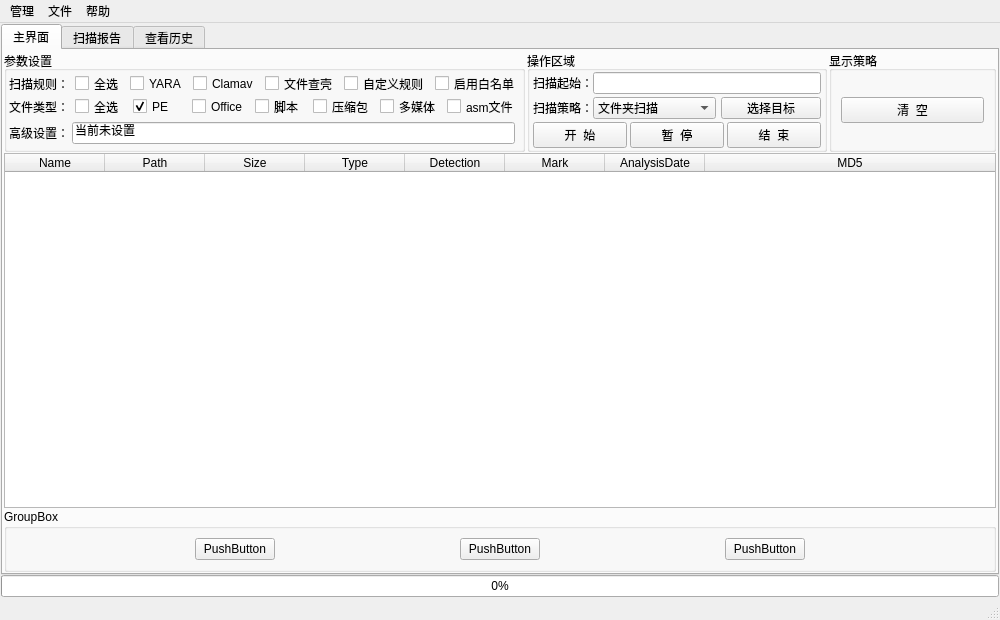
Qt form uissma/UILib/MS_MainWindow.ui (zengrx/S.M.A.R.T) before a commit.
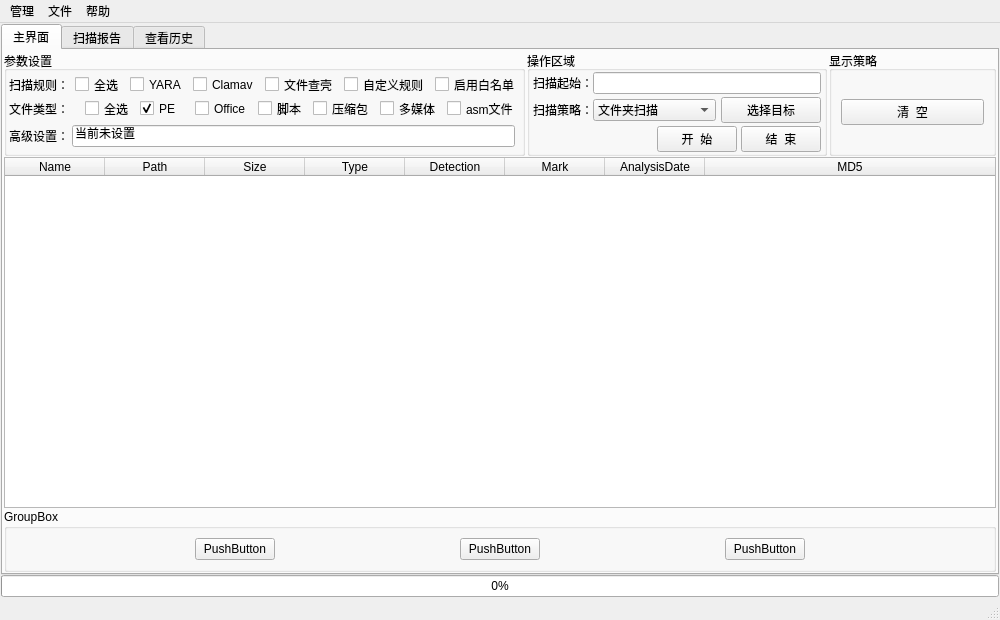
The same form after that commit.

What changed in the file:
```diff
--- a/uissma/UILib/MS_MainWindow.ui
+++ b/uissma/UILib/MS_MainWindow.ui
@@ -60,7 +60,7 @@
              <number>1</number>
             </property>
             <item>
-             <layout class="QHBoxLayout" name="horizontalLayout_9">
+             <layout class="QHBoxLayout" name="horizontalLayout_9" stretch="6,2,2">
               <property name="spacing">
                <number>2</number>
               </property>
@@ -92,7 +92,7 @@
                   <number>1</number>
                  </property>
                  <item>
-                  <layout class="QHBoxLayout" name="horizontalLayout_7">
+                  <layout class="QHBoxLayout" name="horizontalLayout_7" stretch="2,1,1,1,1,1,1">
                    <property name="spacing">
                     <number>6</number>
                    </property>
@@ -205,7 +205,7 @@
                   </layout>
                  </item>
                  <item>
-                  <layout class="QHBoxLayout" name="horizontalLayout_6">
+                  <layout class="QHBoxLayout" name="horizontalLayout_6" stretch="2,1,1,1,1,1,1,1">
                    <property name="spacing">
                     <number>6</number>
                    </property>
@@ -254,7 +254,7 @@
                     <widget class="QCheckBox" name="CBTypePE">
                      <property name="maximumSize">
                       <size>
-                       <width>60</width>
+                       <width>50</width>
                        <height>15</height>
                       </size>
                      </property>
@@ -388,7 +388,7 @@
                 </property>
                 <property name="maximumSize">
                  <size>
-                  <width>700</width>
+                  <width>16777215</width>
                   <height>200</height>
                  </size>
                 </property>
@@ -461,6 +461,12 @@
                    </item>
                    <item>
                     <widget class="QComboBox" name="comboBox">
+                     <property name="minimumSize">
+                      <size>
+                       <width>0</width>
+                       <height>21</height>
+                      </size>
+                     </property>
                      <item>
                       <property name="text">
                        <string>文件夹扫描</string>
@@ -499,7 +505,7 @@
                      <property name="maximumSize">
                       <size>
                        <width>100</width>
-                       <height>22</height>
+                       <height>16777215</height>
                       </size>
                      </property>
                      <property name="text">
@@ -510,7 +516,20 @@
                   </layout>
                  </item>
                  <item>
-                  <layout class="QHBoxLayout" name="horizontalLayout_5">
+                  <layout class="QHBoxLayout" name="horizontalLayout_5" stretch="96,5,1,5">
+                   <item>
+                    <spacer name="horizontalSpacer_3">
+                     <property name="orientation">
+                      <enum>Qt::Horizontal</enum>
+                     </property>
+                     <property name="sizeHint" stdset="0">
+                      <size>
+                       <width>40</width>
+                       <height>20</height>
+                      </size>
+                     </property>
+                    </spacer>
+                   </item>
                    <item>
                     <widget class="QPushButton" name="PB_Start">
                      <property name="text">
@@ -519,11 +538,17 @@
                     </widget>
                    </item>
                    <item>
-                    <widget class="QPushButton" name="PB_Pause">
-                     <property name="text">
-                      <string>暂  停</string>
+                    <spacer name="horizontalSpacer_2">
+                     <property name="orientation">
+                      <enum>Qt::Horizontal</enum>
                      </property>
-                    </widget>
+                     <property name="sizeHint" stdset="0">
+                      <size>
+                       <width>40</width>
+                       <height>20</height>
+                      </size>
+                     </property>
+                    </spacer>
                    </item>
                    <item>
                     <widget class="QPushButton" name="PB_End">
```
